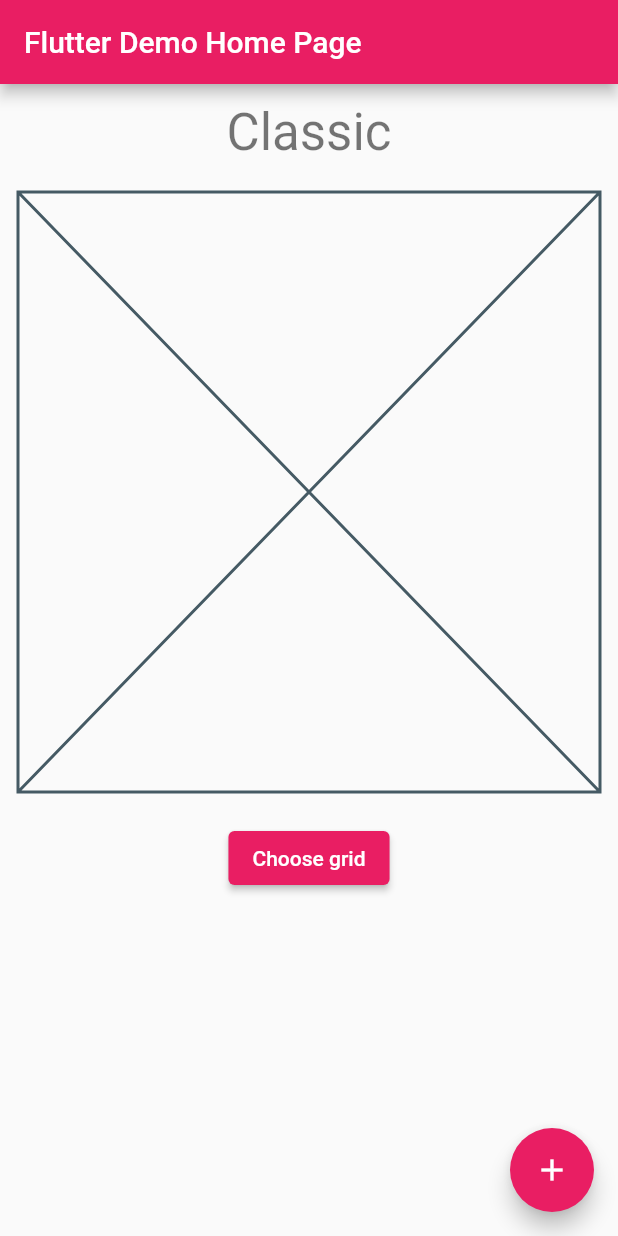
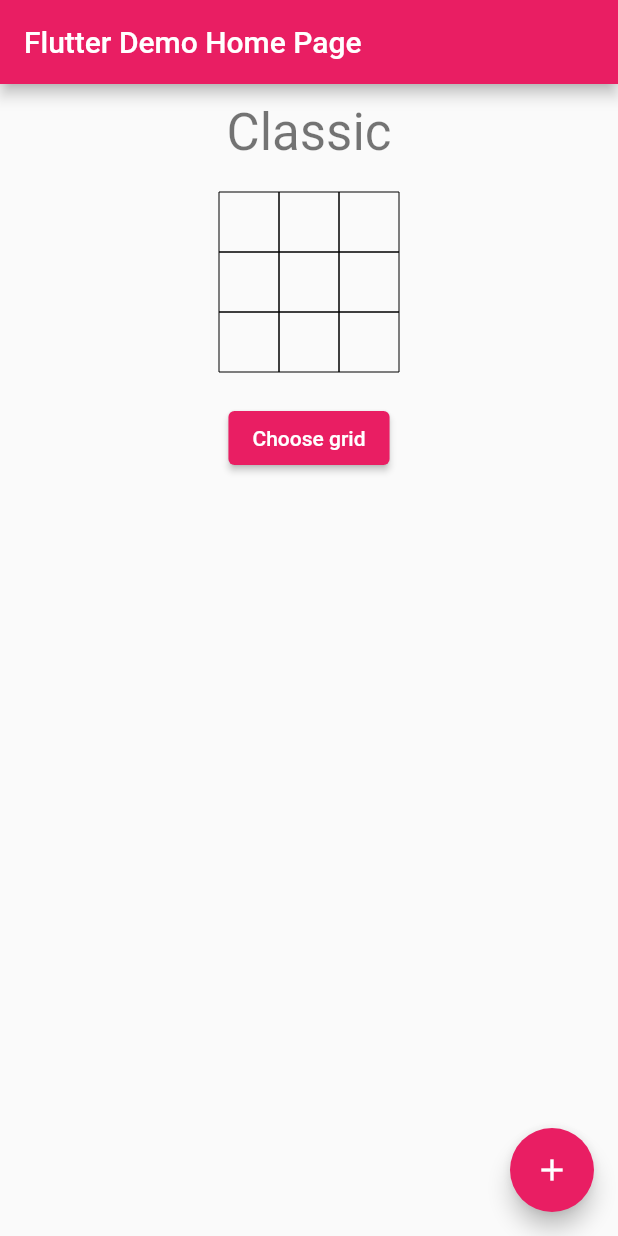
Before and after one commit to mgrinx/tic_tac_toe, a Flutter app: the screen it shows after launch, on a phone screen of 412 x 824 dp. Run offline on Flutter 3.47's test engine with Material 2 defaults, Android fonts, the phone set to English and light mode, and no system bars.

Commit message:
Added board display on main page

```diff
--- a/lib/board.dart
+++ b/lib/board.dart
@@ -1,5 +1,6 @@
 import 'package:flutter/widgets.dart';
 
+import 'cell.dart';
 import 'model/game.dart';
 
 class BoardView extends StatelessWidget {
@@ -8,6 +9,20 @@ class BoardView extends StatelessWidget {
 
   @override
   Widget build(BuildContext context) {
-    return const Placeholder();
+    return Row(
+      mainAxisAlignment: MainAxisAlignment.center,
+      children: [Column(
+        crossAxisAlignment: CrossAxisAlignment.start,
+        children: <Widget>[
+          for(final row in board)
+            Row(
+              children: [
+                for(final column in row)
+                  Cell(0, state: column),
+              ],
+            ),
+        ],
+      )],
+    );
   }
 }
--- a/lib/cell.dart
+++ b/lib/cell.dart
@@ -3,31 +3,53 @@ import 'package:flutter/material.dart';
 import 'model/game.dart';
 
 class Cell extends StatefulWidget {
-  const Cell(CellState s, int i, {super.key});
+  const Cell(int i, {super.key, this.state = CellState.x});
+
+  final CellState state;
 
   @override
-  State<Cell> createState() => _CellState();
+  State<Cell> createState() => _CellState(state);
 }
 
 class _CellState extends State<Cell> {
-  CellState _state = CellState.x;
+  _CellState(this._state);
+
+  CellState _state;
   static const _size = 40.0;
 
   void handleTap() {
     switch (_state) {
       case CellState.x:
-        _state = CellState.o;
-        break;
       case CellState.o:
-        _state = CellState.empty;
+      case CellState.outside:
         break;
       case CellState.empty:
         _state = CellState.x;
         break;
-      case CellState.outside:
-        break;
     }
     setState(() {});
+  }
+
+  Widget _getIcon() {
+    switch (_state) {
+      case CellState.x:
+      case CellState.o:
+        return Icon(_state.icon);
+      case CellState.empty:
+      case CellState.outside:
+        return const Text('');
+    }
+  }
+
+  Color _getBorderColor() {
+    switch (_state) {
+      case CellState.x:
+      case CellState.o:
+      case CellState.empty:
+        return Colors.black;
+      case CellState.outside:
+        return Colors.transparent;
+    }
   }
 
   @override
@@ -36,11 +58,11 @@ class _CellState extends State<Cell> {
       onTap: handleTap,
       child: Container(
         decoration: BoxDecoration(
-          border: Border.all(color: Colors.blueAccent),
+          border: Border.all(color:_getBorderColor(), width: 0),
         ),
         width: _size,
         height: _size,
-        child: Icon(_state.icon),
+        child: _getIcon(),
       ),
     );
   }
--- a/lib/main.dart
+++ b/lib/main.dart
@@ -2,7 +2,6 @@ import 'package:flutter/material.dart';
 import 'package:tic_tac_toe/board.dart';
 
 import 'model/boards.dart';
-import 'model/game.dart';
 
 void main() {
   runApp(const MyApp());
@@ -19,8 +18,7 @@ class MyApp extends StatelessWidget {
       theme: ThemeData(
         primarySwatch: Colors.pink,
       ),
-      home: const MyHomePage(
-          grid: defaultGridIdx),
+      home: const MyHomePage(grid: defaultGridIdx),
     );
   }
 }
@@ -58,19 +56,21 @@ class _MyHomePageState extends State<MyHomePage> {
             child: Center(
               child: Column(
                 mainAxisAlignment: MainAxisAlignment.center,
+                mainAxisSize: MainAxisSize.min,
                 children: <Widget>[
                   Text(
                     boards.keys.elementAt(widget.grid),
                     style: Theme.of(context).textTheme.headlineMedium,
                   ),
                   const SizedBox(height: 20),
-                  BoardView(board: boards.entries.first.value),
+                  BoardView(board: boards.entries.toList()[widget.grid].value),
                   const SizedBox(height: 20),
                   ElevatedButton(
                     onPressed: () {
                       Navigator.push(
                         context,
-                        MaterialPageRoute(builder: (context) => const GridsPage()),
+                        MaterialPageRoute(
+                            builder: (context) => const GridsPage()),
                       );
                     },
                     child: const Text('Choose grid'),
```
